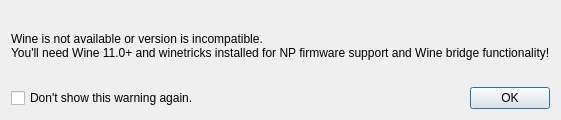
Before: the Qt Designer form src/qt_gui/wine_warn.ui in fwfa123/linuxtrackx-ir, drawn with Qt 5.
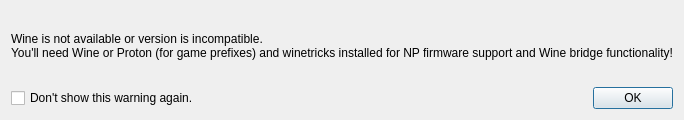
After: the same form once the commit is applied.

Commit message:
docs: drop Wine 11+ and WOW64-only runtime requirements
User-facing docs and UI still describe MinGW build deps and native
bridge install for 32-bit and 64-bit Wine/Proton prefixes.

```diff
--- a/src/qt_gui/wine_warn.ui
+++ b/src/qt_gui/wine_warn.ui
@@ -27,7 +27,7 @@
      </property>
      <property name="text">
       <string>Wine is not available or version is incompatible.
-You'll need Wine 11.0+ and winetricks installed for NP firmware support and Wine bridge functionality!</string>
+You'll need Wine or Proton (for game prefixes) and winetricks installed for NP firmware support and Wine bridge functionality!</string>
      </property>
     </widget>
    </item>
```
The commit also changes 16 other files.
